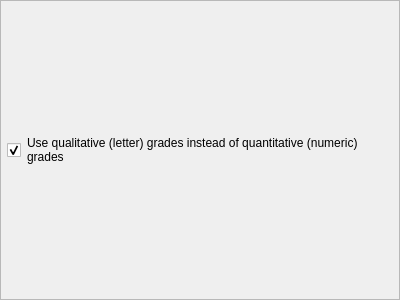
ZoomTen/theGrades, file app/options/calctab.ui: the form before one commit.
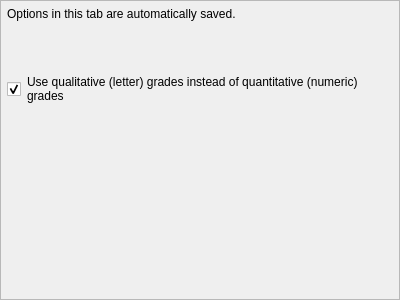
The form after the commit.

The edit to the form file:
```diff
--- a/app/options/calctab.ui
+++ b/app/options/calctab.ui
@@ -62,10 +62,10 @@
        <property name="verticalSpacing">
         <number>0</number>
        </property>
-       <item row="0" column="0">
-        <widget class="QCheckBox" name="checkBox">
+       <item row="1" column="0">
+        <widget class="QCheckBox" name="qualCheckbox">
          <property name="sizePolicy">
-          <sizepolicy hsizetype="Minimum" vsizetype="Minimum">
+          <sizepolicy hsizetype="Minimum" vsizetype="Expanding">
            <horstretch>0</horstretch>
            <verstretch>0</verstretch>
           </sizepolicy>
@@ -78,7 +78,14 @@
          </property>
         </widget>
        </item>
-       <item row="0" column="1">
+       <item row="0" column="0" colspan="2">
+        <widget class="QLabel" name="label_2">
+         <property name="text">
+          <string>Options in this tab are automatically saved.</string>
+         </property>
+        </widget>
+       </item>
+       <item row="1" column="1">
         <widget class="QLabel" name="label">
          <property name="sizePolicy">
           <sizepolicy hsizetype="Expanding" vsizetype="Preferred">
@@ -94,6 +101,19 @@
          </property>
         </widget>
        </item>
+       <item row="2" column="0" colspan="2">
+        <spacer name="verticalSpacer">
+         <property name="orientation">
+          <enum>Qt::Vertical</enum>
+         </property>
+         <property name="sizeHint" stdset="0">
+          <size>
+           <width>20</width>
+           <height>40</height>
+          </size>
+         </property>
+        </spacer>
+       </item>
       </layout>
      </widget>
     </widget>
```
Left out of the diff: 3 changed lines with no effect on the pictures.
